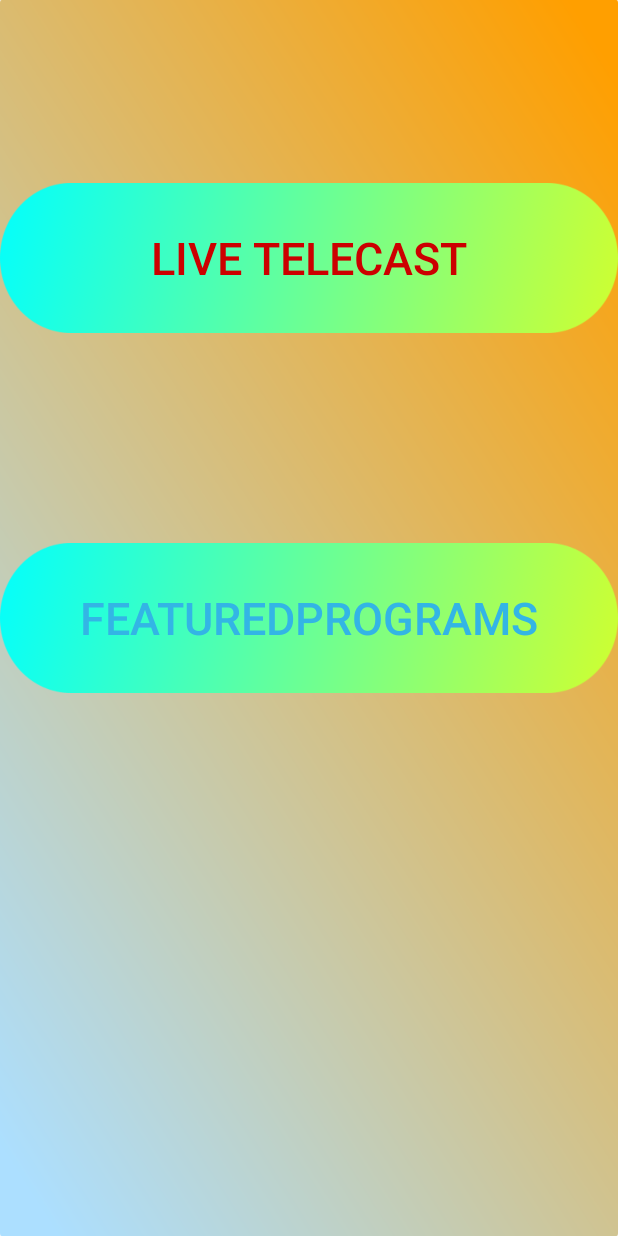
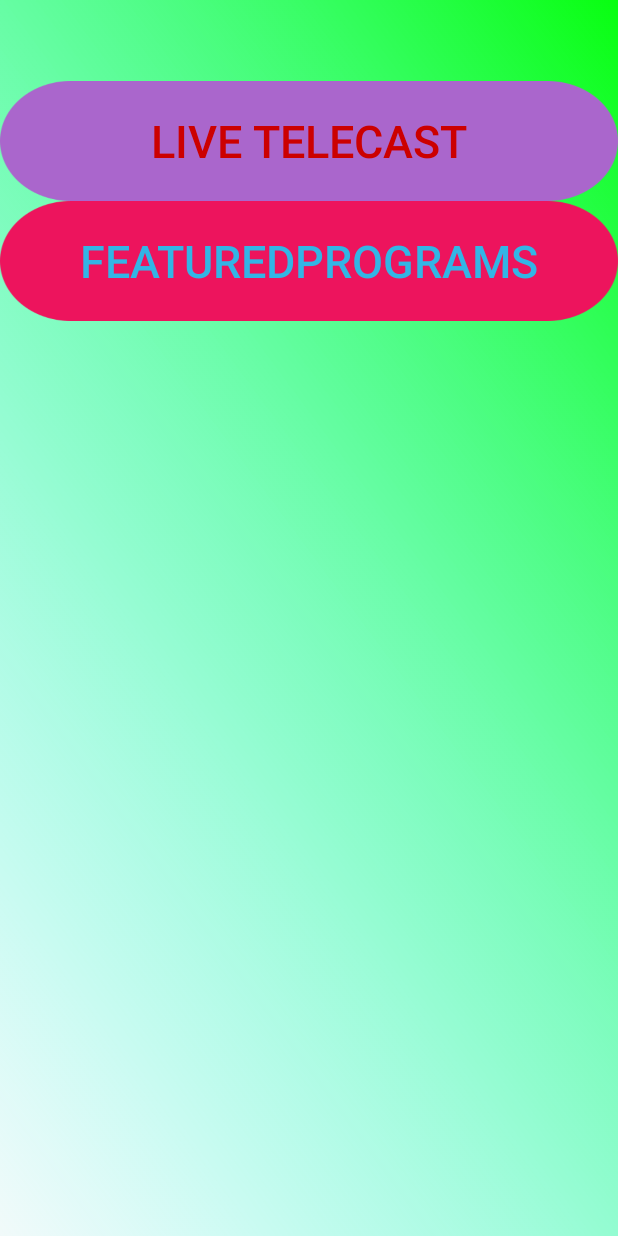
Before and after one commit to Anupam90/LiveTvApk, an Android app: the FeatureActivity screen opened directly, with no data from a screen before it, on a phone screen of 412 x 824 dp. Run offline under Robolectric (Android 15) with nearby library versions, the phone set to English and light mode, and no system bars.

```diff
--- a/app/src/main/AndroidManifest.xml
+++ b/app/src/main/AndroidManifest.xml
@@ -25,7 +25,6 @@
         <activity
             android:name=".HomeActivity"
             android:theme="@style/AppTheme.NoActionBar" />
-        <activity android:name=".VideoViewActivity" />
         <activity
             android:name=".FeatureActivity"
             android:theme="@style/AppTheme.NoActionBar" />
--- a/app/src/main/java/com/example/anupamdeb/livetv/FeatureActivity.java
+++ b/app/src/main/java/com/example/anupamdeb/livetv/FeatureActivity.java
@@ -17,9 +17,9 @@ public class FeatureActivity extends AppCompatActivity {
     Button btnFeatured;
 
     String[] urls = new String[]
-                    {" "," ","https://youtu.be/FUx_JX6u-r0",
-                    " "," ","https://www.youtube.com/watch?v=cvwqf_oSwNQ&feature=youtu.be",
-                    "https://youtu.be/gXVLMWv-W1A"," "," "};
+                    {"http://www.ekattor.tv/LiveTv.php","http://www.yupptv.com/channel_i_live.html","https://www.youtube.com/watch?v=G_GNwxzrRLU",
+                    "","","https://www.youtube.com/watch?v=cvwqf_oSwNQ&feature=youtu.be",
+                    "https://youtu.be/gXVLMWv-W1A","",""};
 
     public void liveOnClick(View view)
     {
--- a/app/src/main/java/com/example/anupamdeb/livetv/FeaturedPrograms.java
+++ b/app/src/main/java/com/example/anupamdeb/livetv/FeaturedPrograms.java
@@ -28,6 +28,8 @@ public class FeaturedPrograms extends AppCompatActivity {
                     "","","http://www.atnnewstv.com/?app=home",
                     "https://www.cnn.com","",""
             };
+
+
 
     @Override
     protected void onCreate(Bundle savedInstanceState) {
--- a/app/src/main/res/layout/activity_feature.xml
+++ b/app/src/main/res/layout/activity_feature.xml
@@ -4,28 +4,31 @@
     xmlns:tools="http://schemas.android.com/tools"
     android:layout_width="match_parent"
     android:layout_height="match_parent"
-    android:background="@drawable/featured"
+    android:background="@drawable/background"
     tools:context="com.example.anupamdeb.livetv.FeatureActivity">
 
     <Button
         android:id="@+id/btnLive"
         android:layout_width="wrap_content"
-        android:layout_height="100dp"
-        android:layout_alignParentTop="true"
-        android:layout_marginTop="122dp"
+        android:layout_height="80dp"
         android:background="@drawable/button"
+        android:backgroundTint="@android:color/holo_purple"
         android:onClick="liveOnClick"
         android:text="Live Telecast"
         android:textColor="@android:color/holo_red_dark"
-        android:textSize="30sp" />
+        android:textSize="30sp"
+        android:layout_marginTop="54dp"
+        android:layout_alignParentTop="true"
+        android:layout_alignParentStart="true" />
 
     <Button
         android:id="@+id/btnFeature"
         android:layout_width="wrap_content"
-        android:layout_height="100dp"
+        android:layout_height="80dp"
         android:layout_alignParentStart="true"
-        android:layout_centerVertical="true"
+        android:layout_below="@+id/btnLive"
         android:background="@drawable/button"
+        android:backgroundTint="?android:attr/textColorLinkInverse"
         android:onClick="featuredOnClick"
         android:text="FeaturedPrograms"
         android:textColor="@android:color/holo_blue_light"
--- a/app/src/main/res/layout/activity_featured_programs.xml
+++ b/app/src/main/res/layout/activity_featured_programs.xml
@@ -22,7 +22,7 @@
             android:gravity="center_horizontal"
             android:padding="10dp"
             android:text="Featured Programs"
-            android:textColor="?android:attr/colorButtonNormal"
+            android:textColor="@android:color/holo_red_light"
             android:textSize="30sp" />
 
         <ListView
```
Also changed, not shown: app/src/main/java/com/example/anupamdeb/livetv/HomeActivity.java (+94 -18 lines), app/src/main/java/com/example/anupamdeb/livetv/VideoViewActivity.java (deleted, +0 -68 lines), app/src/main/res/layout/activity_video_view.xml (deleted, +0 -15 lines).
